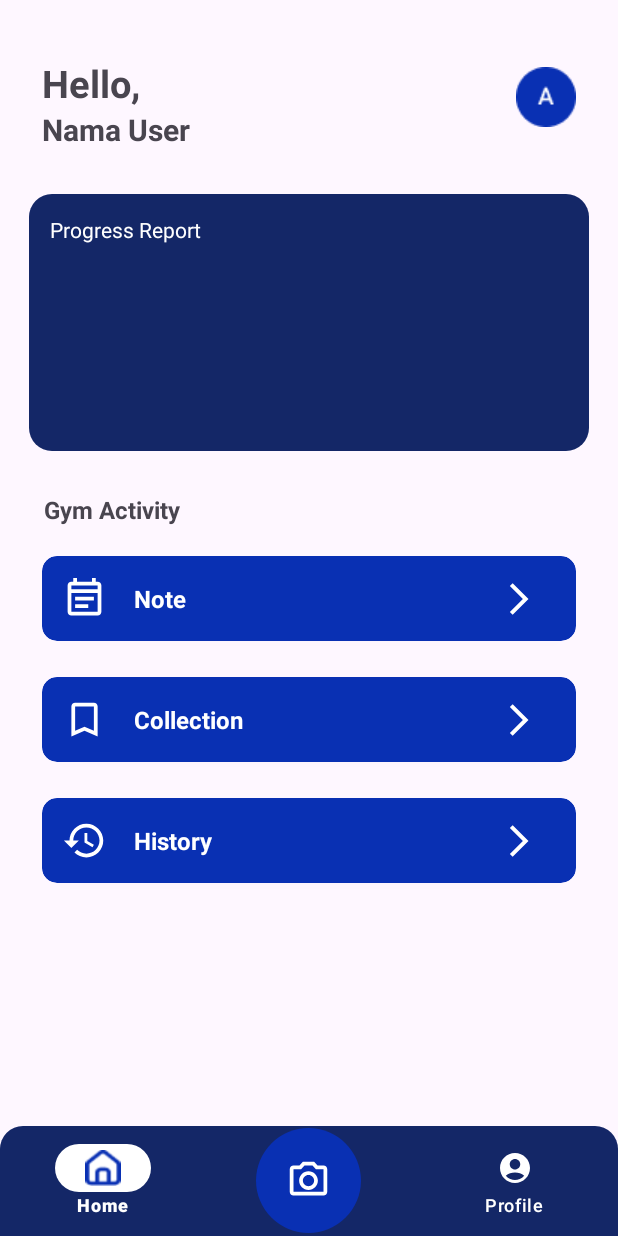
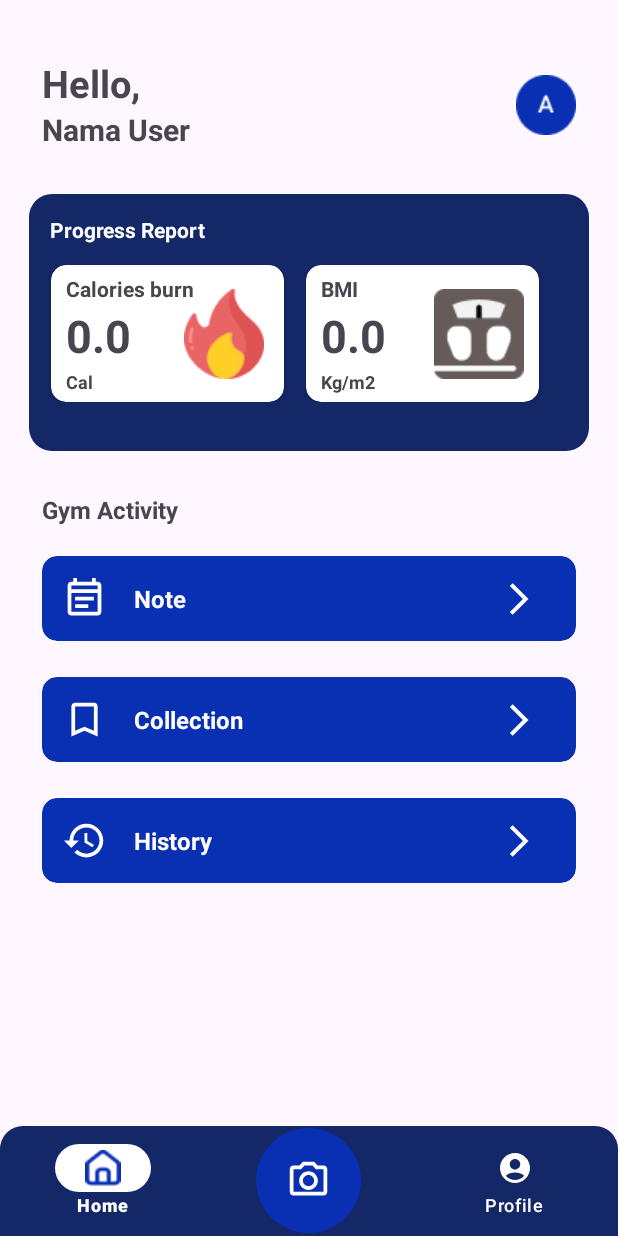
Before and after one commit to Capstone-CH2-PS196/FitFans, an Android app: the HomeFragment screen opened directly, with no data from a screen before it, on a phone screen of 412 x 824 dp. Run offline under Robolectric (Android 15) with nearby library versions, the phone set to English and light mode, and no system bars; our stand-ins replace navigation-ui.

Commit message:
minor changes

```diff
--- a/app/src/main/java/com/capstonech2/fitfans/ui/home/HomeFragment.kt
+++ b/app/src/main/java/com/capstonech2/fitfans/ui/home/HomeFragment.kt
@@ -9,6 +9,9 @@ import androidx.recyclerview.widget.LinearLayoutManager
 import com.capstonech2.fitfans.databinding.FragmentHomeBinding
 import com.capstonech2.fitfans.ui.home.menulist.MenuAdapter
 import com.capstonech2.fitfans.ui.home.menulist.MenuDataSource
+import com.capstonech2.fitfans.ui.home.progressreport.ProgressReportAdapter
+import com.capstonech2.fitfans.ui.home.progressreport.Report
+import com.capstonech2.fitfans.ui.home.progressreport.ReportDataSource
 
 class HomeFragment : Fragment() {
 
@@ -21,15 +24,21 @@ class HomeFragment : Fragment() {
         savedInstanceState: Bundle?
     ): View {
         _binding = FragmentHomeBinding.inflate(inflater, container, false)
+        showProgressReport(ReportDataSource.report)
         showMenuList()
         return binding.root
     }
 
+    private fun showProgressReport(report : List<Report>){
+        binding.reportList.layoutManager = LinearLayoutManager(requireContext(), LinearLayoutManager.HORIZONTAL, false)
+        val adapter = ProgressReportAdapter()
+        adapter.submitList(report)
+        binding.reportList.adapter = adapter
+    }
+
     private fun showMenuList(){
-        val layoutManager = LinearLayoutManager(requireContext())
-        binding.menuList.layoutManager = layoutManager
-        val adapter = MenuAdapter(MenuDataSource.menu)
-        binding.menuList.adapter = adapter
+        binding.menuList.layoutManager = LinearLayoutManager(requireContext())
+        binding.menuList.adapter = MenuAdapter(MenuDataSource.menu)
     }
 
     override fun onDestroyView() {
--- /dev/null
+++ b/app/src/main/java/com/capstonech2/fitfans/ui/home/progressreport/ProgressReportAdapter.kt
@@ -0,0 +1,42 @@
+package com.capstonech2.fitfans.ui.home.progressreport
+
+import android.view.LayoutInflater
+import android.view.ViewGroup
+import androidx.recyclerview.widget.DiffUtil
+import androidx.recyclerview.widget.ListAdapter
+import androidx.recyclerview.widget.RecyclerView
+import com.capstonech2.fitfans.databinding.ReportItemBinding
+
+class ProgressReportAdapter : ListAdapter<Report, ProgressReportAdapter.MyViewHolder>(DIFF_CALLBACK) {
+
+    override fun onCreateViewHolder(parent: ViewGroup, viewType: Int): MyViewHolder {
+        val binding = ReportItemBinding.inflate(LayoutInflater.from(parent.context), parent, false)
+        return MyViewHolder(binding)
+    }
+
+    override fun onBindViewHolder(holder: MyViewHolder, position: Int) {
+        val data = getItem(position)
+        holder.bind(data)
+    }
+
+    class MyViewHolder(private val itemBinding : ReportItemBinding) : RecyclerView.ViewHolder(itemBinding.root){
+        fun bind(data : Report){
+            itemBinding.reportIcon.setImageResource(data.icon)
+            itemBinding.reportTitle.text = data.name
+            itemBinding.reportValue.text = data.value.toString()
+            itemBinding.reportUnit.text = data.unit
+        }
+    }
+
+    companion object {
+        val DIFF_CALLBACK = object : DiffUtil.ItemCallback<Report>() {
+            override fun areItemsTheSame(oldItem: Report, newItem: Report): Boolean {
+                return oldItem == newItem
+            }
+
+            override fun areContentsTheSame(oldItem: Report, newItem: Report): Boolean {
+                return oldItem == newItem
+            }
+        }
+    }
+}
--- /dev/null
+++ b/app/src/main/java/com/capstonech2/fitfans/ui/home/progressreport/ReportDataSource.kt
@@ -0,0 +1,25 @@
+package com.capstonech2.fitfans.ui.home.progressreport
+
+import com.capstonech2.fitfans.R
+
+object ReportDataSource {
+    val report = listOf(
+        Report(
+            icon = R.drawable.ic_fire,
+            name = "Calories burn",
+            unit = "Cal"
+        ),
+        Report(
+            icon = R.drawable.ic_bmi,
+            name = "BMI",
+            unit = "Kg/m2"
+        )
+    )
+}
+
+data class Report(
+    val icon: Int,
+    val name: String,
+    val value: Double? = 000.0,
+    val unit: String
+)
--- a/app/src/main/res/layout/fragment_home.xml
+++ b/app/src/main/res/layout/fragment_home.xml
@@ -34,6 +34,7 @@
         android:id="@+id/image_profile_user"
         android:layout_width="wrap_content"
         android:layout_height="wrap_content"
+        android:layout_marginTop="10dp"
         android:layout_marginEnd="28dp"
         android:src="@drawable/avatar"
         app:layout_constraintBottom_toTopOf="@+id/progress_report_layout"
@@ -57,7 +58,16 @@
             android:layout_height="wrap_content"
             android:layout_margin="14dp"
             android:text="Progress Report"
-            android:textColor="@color/white" />
+            android:textColor="@color/white"
+            android:textStyle="bold"/>
+
+        <androidx.recyclerview.widget.RecyclerView
+            android:id="@+id/report_list"
+            android:layout_width="match_parent"
+            android:layout_height="wrap_content"
+            android:layout_marginHorizontal="7dp"
+            android:layout_marginBottom="20dp"
+            tools:listitem="@layout/report_item"/>
 
     </LinearLayout>
 
@@ -65,7 +75,7 @@
         android:id="@+id/text_gym_activity"
         android:layout_width="0dp"
         android:layout_height="wrap_content"
-        android:layout_marginHorizontal="29dp"
+        android:layout_marginHorizontal="28dp"
         android:layout_marginVertical="28dp"
         android:text="Gym Activity"
         android:textSize="16sp"
--- a/app/src/main/res/layout/fragment_profile.xml
+++ b/app/src/main/res/layout/fragment_profile.xml
@@ -8,11 +8,11 @@
 
     <ImageView
         android:id="@+id/profile_image"
-        android:layout_width="80dp"
-        android:layout_height="80dp"
+        android:layout_width="70dp"
+        android:layout_height="70dp"
         android:layout_marginTop="65dp"
         android:layout_marginStart="35dp"
-        android:src="@drawable/ic_profile_user"
+        android:src="@drawable/avatar"
         app:layout_constraintTop_toTopOf="parent"
         app:layout_constraintStart_toStartOf="parent"/>
 
@@ -20,7 +20,7 @@
         android:id="@+id/profile_name"
         android:layout_width="wrap_content"
         android:layout_height="wrap_content"
-        android:layout_marginTop="80dp"
+        android:layout_marginTop="75dp"
         android:layout_marginStart="20dp"
         android:text="Name"
         android:textSize="24sp"
@@ -44,7 +44,7 @@
         android:id="@+id/profile_setting"
         android:layout_width="40dp"
         android:layout_height="40dp"
-        android:layout_marginTop="87dp"
+        android:layout_marginTop="82dp"
         android:layout_marginEnd="35dp"
         android:background="@android:color/transparent"
         android:src="@drawable/ic_settings"
@@ -73,6 +73,7 @@
             android:textStyle="bold" />
 
         <TextView
+            android:id="@+id/user_gender"
             android:layout_width="match_parent"
             android:layout_height="wrap_content"
             android:layout_marginHorizontal="20dp"
@@ -89,6 +90,7 @@
             android:textStyle="bold"/>
 
         <TextView
+            android:id="@+id/user_age"
             android:layout_width="match_parent"
             android:layout_height="wrap_content"
             android:layout_marginHorizontal="20dp"
@@ -105,6 +107,7 @@
             android:textStyle="bold"/>
 
         <TextView
+            android:id="@+id/user_weight"
             android:layout_width="match_parent"
             android:layout_height="wrap_content"
             android:layout_marginStart="20dp"
@@ -121,6 +124,7 @@
             android:textStyle="bold"/>
 
         <TextView
+            android:id="@+id/user_height"
             android:layout_width="match_parent"
             android:layout_height="wrap_content"
             android:layout_marginHorizontal="20dp"
@@ -137,6 +141,7 @@
             android:textStyle="bold"/>
 
         <TextView
+            android:id="@+id/user_bmi"
             android:layout_width="match_parent"
             android:layout_height="wrap_content"
             android:layout_marginHorizontal="20dp"
--- /dev/null
+++ b/app/src/main/res/layout/report_item.xml
@@ -0,0 +1,67 @@
+<?xml version="1.0" encoding="utf-8"?>
+<androidx.cardview.widget.CardView xmlns:android="http://schemas.android.com/apk/res/android"
+    xmlns:app="http://schemas.android.com/apk/res-auto"
+    xmlns:tools="http://schemas.android.com/tools"
+    android:id="@+id/report_item"
+    android:layout_width="155dp"
+    android:layout_height="91dp"
+    android:layout_marginHorizontal="7dp"
+    android:backgroundTint="@color/white"
+    android:layout_gravity="center"
+    app:cardCornerRadius="10dp">
+
+    <androidx.constraintlayout.widget.ConstraintLayout
+        android:layout_width="match_parent"
+        android:layout_height="match_parent">
+
+        <TextView
+            android:id="@+id/report_title"
+            android:layout_width="wrap_content"
+            android:layout_height="wrap_content"
+            android:layout_marginTop="4dp"
+            android:layout_marginStart="10dp"
+            android:textSize="14sp"
+            android:textStyle="bold"
+            app:layout_constraintStart_toStartOf="parent"
+            app:layout_constraintTop_toTopOf="parent"
+            app:layout_constraintBottom_toTopOf="@id/report_value"
+            tools:text="Calories Burn" />
+
+        <TextView
+            android:id="@+id/report_value"
+            android:layout_width="0dp"
+            android:layout_height="wrap_content"
+            android:layout_marginStart="10dp"
+            android:textSize="30sp"
+            android:textStyle="bold"
+            app:layout_constraintStart_toStartOf="parent"
+            app:layout_constraintTop_toBottomOf="@id/report_title"
+            app:layout_constraintBottom_toTopOf="@id/report_unit"
+            tools:text="00.0" />
+
+        <TextView
+            android:id="@+id/report_unit"
+            android:layout_width="0dp"
+            android:layout_height="wrap_content"
+            android:layout_marginStart="10dp"
+            android:layout_marginBottom="4dp"
+            android:textSize="12sp"
+            android:textStyle="bold"
+            app:layout_constraintTop_toBottomOf="@id/report_value"
+            app:layout_constraintBottom_toBottomOf="parent"
+            app:layout_constraintStart_toStartOf="parent"
+            tools:text="cal" />
+
+        <ImageView
+            android:id="@+id/report_icon"
+            android:layout_width="60dp"
+            android:layout_height="wrap_content"
+            android:layout_margin="10dp"
+            app:layout_constraintTop_toTopOf="parent"
+            app:layout_constraintBottom_toBottomOf="parent"
+            app:layout_constraintEnd_toEndOf="parent"
+            tools:src="@drawable/ic_fire"/>
+
+    </androidx.constraintlayout.widget.ConstraintLayout>
+
+</androidx.cardview.widget.CardView>
```
Also changed, not shown: app/src/main/res/drawable/ic_bmi.png (added), app/src/main/res/drawable/ic_fire.png (added).
